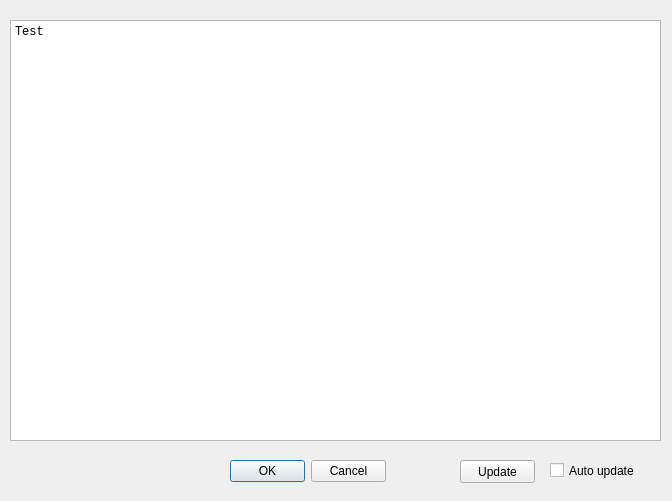
The window that stick20debugdialog.ui (Nitrokey/nitrokey-app) describes before a commit, drawn with Qt 5.
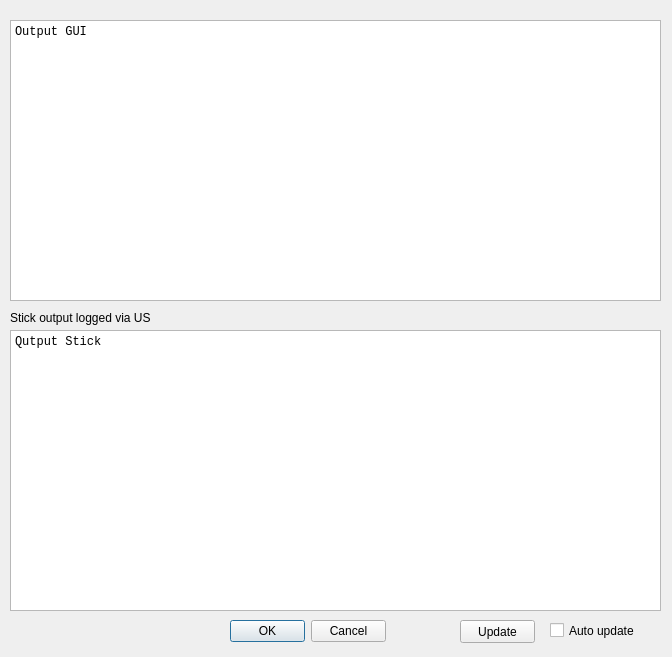
The same window after the commit. Icons and pictures are not drawn.

```diff
--- a/stick20debugdialog.ui
+++ b/stick20debugdialog.ui
@@ -7,7 +7,7 @@
     <x>0</x>
     <y>0</y>
     <width>672</width>
-    <height>501</height>
+    <height>657</height>
    </rect>
   </property>
   <property name="windowTitle">
@@ -23,7 +23,7 @@
      <x>10</x>
      <y>20</y>
      <width>651</width>
-     <height>421</height>
+     <height>281</height>
     </rect>
    </property>
    <property name="font">
@@ -38,14 +38,14 @@
     <bool>true</bool>
    </property>
    <property name="plainText">
-    <string>Test</string>
+    <string>Output GUI</string>
    </property>
   </widget>
   <widget class="QPushButton" name="pushButton">
    <property name="geometry">
     <rect>
      <x>460</x>
-     <y>460</y>
+     <y>620</y>
      <width>75</width>
      <height>23</height>
     </rect>
@@ -58,7 +58,7 @@
    <property name="geometry">
     <rect>
      <x>20</x>
-     <y>460</y>
+     <y>620</y>
      <width>201</width>
      <height>21</height>
     </rect>
@@ -71,7 +71,7 @@
    <property name="geometry">
     <rect>
      <x>550</x>
-     <y>460</y>
+     <y>620</y>
      <width>111</width>
      <height>21</height>
     </rect>
@@ -84,7 +84,7 @@
    <property name="geometry">
     <rect>
      <x>230</x>
-     <y>460</y>
+     <y>620</y>
      <width>156</width>
      <height>23</height>
     </rect>
@@ -96,6 +96,43 @@
     <set>QDialogButtonBox::Cancel|QDialogButtonBox::Ok</set>
    </property>
   </widget>
+  <widget class="QPlainTextEdit" name="TextStick">
+   <property name="geometry">
+    <rect>
+     <x>10</x>
+     <y>330</y>
+     <width>651</width>
+     <height>281</height>
+    </rect>
+   </property>
+   <property name="font">
+    <font>
+     <family>Courier New</family>
+    </font>
+   </property>
+   <property name="lineWrapMode">
+    <enum>QPlainTextEdit::NoWrap</enum>
+   </property>
+   <property name="readOnly">
+    <bool>true</bool>
+   </property>
+   <property name="plainText">
+    <string>Qutput Stick</string>
+   </property>
+  </widget>
+  <widget class="QLabel" name="label_OutputStick">
+   <property name="geometry">
+    <rect>
+     <x>10</x>
+     <y>310</y>
+     <width>141</width>
+     <height>16</height>
+    </rect>
+   </property>
+   <property name="text">
+    <string>Stick output logged via USB</string>
+   </property>
+  </widget>
  </widget>
  <resources>
   <include location="resources.qrc"/>
```
Left out of the diff: 2 changed lines with no effect on the pictures.
